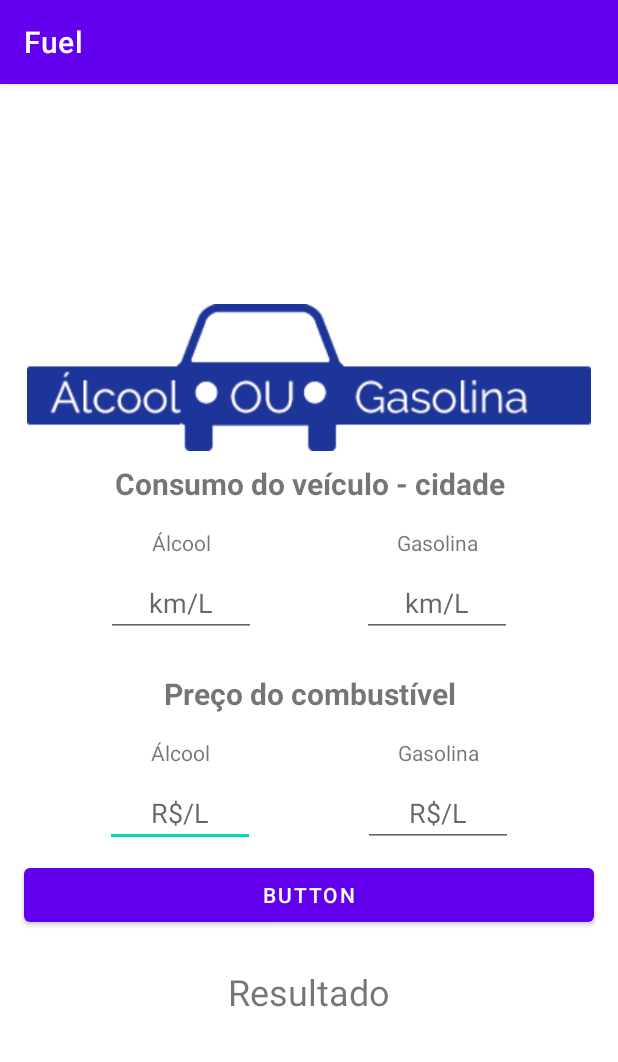
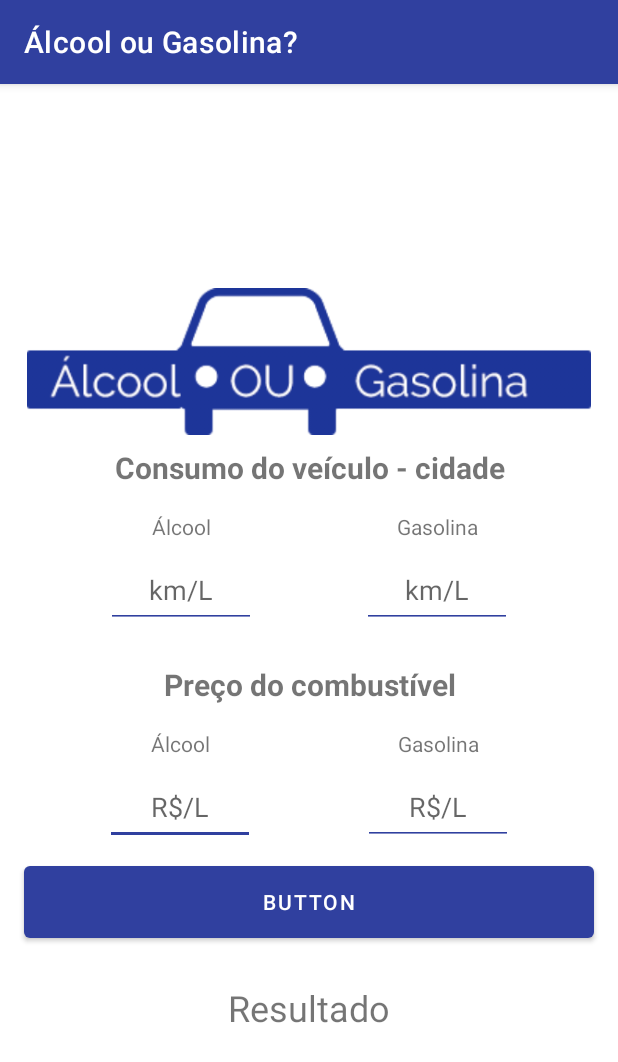
Before and after one commit to dbastosdev/AndroidProjects, an Android app: the screen it shows after launch (MainActivity), on a phone screen of 412 x 824 dp. Shown: the top 1062 px of the screen. Run offline under Robolectric (Android 15) with nearby library versions, the phone set to English and light mode, and no system bars.

Commit message:
interface finalizada

```diff
--- a/CursoAndroidJamiltonDamasceno/Fuel/app/src/main/java/com/example/fuel/MainActivity.java
+++ b/CursoAndroidJamiltonDamasceno/Fuel/app/src/main/java/com/example/fuel/MainActivity.java
@@ -11,4 +11,6 @@ public class MainActivity extends AppCompatActivity {
         super.onCreate(savedInstanceState);
         setContentView(R.layout.activity_main);
     }
+
+
 }
--- a/CursoAndroidJamiltonDamasceno/Fuel/app/src/main/res/layout/activity_main.xml
+++ b/CursoAndroidJamiltonDamasceno/Fuel/app/src/main/res/layout/activity_main.xml
@@ -10,16 +10,19 @@
     <EditText
         android:id="@+id/editTextNumberDecimal3"
         android:layout_width="100dp"
-        android:layout_height="wrap_content"
+        android:layout_height="50dp"
         android:layout_marginTop="8dp"
         android:ems="10"
-        android:hint="R$/L"
+        android:hint="@string/r_l"
         android:inputType="numberDecimal"
         android:textAlignment="center"
+        app:backgroundTint="@color/backgroundTint"
         app:layout_constraintEnd_toStartOf="@+id/editTextNumberDecimal2"
         app:layout_constraintHorizontal_bias="0.496"
         app:layout_constraintStart_toStartOf="parent"
-        app:layout_constraintTop_toBottomOf="@+id/textView6" />
+        app:layout_constraintTop_toBottomOf="@+id/textView6"
+        tools:ignore="TouchTargetSizeCheck,DuplicateSpeakableTextCheck,TextContrastCheck"
+        android:importantForAutofill="no" />
 
     <TextView
         android:id="@+id/textView4"
@@ -28,7 +31,7 @@
         android:layout_marginStart="16dp"
         android:layout_marginTop="24dp"
         android:layout_marginEnd="16dp"
-        android:text="Preço do combustível"
+        android:text="@string/textPrice"
         android:textAlignment="center"
         android:textSize="20sp"
         android:textStyle="bold"
@@ -42,7 +45,7 @@
         android:layout_width="100dp"
         android:layout_height="wrap_content"
         android:layout_marginTop="16dp"
-        android:text="Gasolina"
+        android:text="@string/gasolina"
         android:textAlignment="center"
         app:layout_constraintEnd_toEndOf="parent"
         app:layout_constraintHorizontal_bias="0.503"
@@ -54,7 +57,7 @@
         android:layout_width="100dp"
         android:layout_height="wrap_content"
         android:layout_marginTop="16dp"
-        android:text="Álcool"
+        android:text="@string/alcool"
         android:textAlignment="center"
         app:layout_constraintEnd_toStartOf="@+id/textView3"
         app:layout_constraintHorizontal_bias="0.496"
@@ -64,16 +67,19 @@
     <EditText
         android:id="@+id/editTextNumberDecimal4"
         android:layout_width="100dp"
-        android:layout_height="wrap_content"
+        android:layout_height="50dp"
         android:layout_marginTop="8dp"
         android:ems="10"
-        android:hint="R$/L"
+        android:hint="@string/r_l"
         android:inputType="numberDecimal"
         android:textAlignment="center"
+        app:backgroundTint="@color/backgroundTint"
         app:layout_constraintEnd_toEndOf="parent"
         app:layout_constraintHorizontal_bias="0.503"
         app:layout_constraintStart_toEndOf="@+id/editTextNumberDecimal"
-        app:layout_constraintTop_toBottomOf="@+id/textView5" />
+        app:layout_constraintTop_toBottomOf="@+id/textView5"
+        tools:ignore="TouchTargetSizeCheck,TextContrastCheck"
+        android:importantForAutofill="no" />
 
     <ImageView
         android:id="@+id/imageView"
@@ -81,6 +87,7 @@
         android:layout_height="98dp"
         android:layout_marginStart="16dp"
         android:layout_marginEnd="16dp"
+        android:contentDescription="@string/app_name"
         app:layout_constraintEnd_toEndOf="parent"
         app:layout_constraintStart_toStartOf="parent"
         app:layout_constraintTop_toTopOf="parent"
@@ -93,7 +100,7 @@
         android:layout_marginStart="16dp"
         android:layout_marginTop="8dp"
         android:layout_marginEnd="16dp"
-        android:text="Consumo do veículo - cidade"
+        android:text="@string/textapp"
         android:textAlignment="center"
         android:textSize="20sp"
         android:textStyle="bold"
@@ -106,7 +113,7 @@
         android:layout_width="100dp"
         android:layout_height="wrap_content"
         android:layout_marginTop="16dp"
-        android:text="Gasolina"
+        android:text="@string/gasolina"
         android:textAlignment="center"
         app:layout_constraintEnd_toEndOf="parent"
         app:layout_constraintHorizontal_bias="0.5"
@@ -118,7 +125,7 @@
         android:layout_width="100dp"
         android:layout_height="wrap_content"
         android:layout_marginTop="16dp"
-        android:text="Álcool"
+        android:text="@string/alcool"
         android:textAlignment="center"
         app:layout_constraintEnd_toStartOf="@+id/textView3"
         app:layout_constraintHorizontal_bias="0.5"
@@ -128,39 +135,46 @@
     <EditText
         android:id="@+id/editTextNumberDecimal"
         android:layout_width="100dp"
-        android:layout_height="wrap_content"
+        android:layout_height="50dp"
         android:layout_marginTop="8dp"
         android:ems="10"
-        android:hint="km/L"
+        android:hint="@string/km_l"
         android:inputType="numberDecimal"
         android:textAlignment="center"
+        app:backgroundTint="@color/backgroundTint"
         app:layout_constraintEnd_toStartOf="@+id/editTextNumberDecimal2"
         app:layout_constraintHorizontal_bias="0.5"
         app:layout_constraintStart_toStartOf="parent"
-        app:layout_constraintTop_toBottomOf="@+id/textView2" />
+        app:layout_constraintTop_toBottomOf="@+id/textView2"
+        tools:ignore="TouchTargetSizeCheck,TextContrastCheck,DuplicateSpeakableTextCheck"
+        android:importantForAutofill="no" />
 
     <EditText
         android:id="@+id/editTextNumberDecimal2"
         android:layout_width="100dp"
-        android:layout_height="wrap_content"
+        android:layout_height="50dp"
         android:layout_marginTop="8dp"
         android:ems="10"
-        android:hint="km/L"
+        android:hint="@string/km_l"
         android:inputType="numberDecimal"
         android:textAlignment="center"
+        app:backgroundTint="@color/backgroundTint"
         app:layout_constraintEnd_toEndOf="parent"
         app:layout_constraintHorizontal_bias="0.5"
         app:layout_constraintStart_toEndOf="@+id/editTextNumberDecimal"
-        app:layout_constraintTop_toBottomOf="@+id/textView3" />
+        app:layout_constraintTop_toBottomOf="@+id/textView3"
+        tools:ignore="TouchTargetSizeCheck,TextContrastCheck"
+        android:importantForAutofill="no" />
 
     <Button
         android:id="@+id/button"
         android:layout_width="0dp"
-        android:layout_height="wrap_content"
+        android:layout_height="60dp"
         android:layout_marginStart="16dp"
         android:layout_marginTop="8dp"
         android:layout_marginEnd="16dp"
-        android:text="Button"
+        android:text="@string/button"
+        app:backgroundTint="@color/backgroundTint"
         app:layout_constraintEnd_toEndOf="parent"
         app:layout_constraintStart_toStartOf="parent"
         app:layout_constraintTop_toBottomOf="@+id/editTextNumberDecimal3" />
@@ -172,7 +186,7 @@
         android:layout_marginStart="16dp"
         android:layout_marginTop="24dp"
         android:layout_marginEnd="16dp"
-        android:text="Resultado"
+        android:text="@string/result"
         android:textAlignment="center"
         android:textSize="24sp"
         app:layout_constraintEnd_toEndOf="parent"
--- a/CursoAndroidJamiltonDamasceno/Fuel/app/src/main/res/values/colors.xml
+++ b/CursoAndroidJamiltonDamasceno/Fuel/app/src/main/res/values/colors.xml
@@ -7,4 +7,5 @@
     <color name="teal_700">#FF018786</color>
     <color name="black">#FF000000</color>
     <color name="white">#FFFFFFFF</color>
+    <color name="backgroundTint">#30409F</color>
 </resources>
--- a/CursoAndroidJamiltonDamasceno/Fuel/app/src/main/res/values/strings.xml
+++ b/CursoAndroidJamiltonDamasceno/Fuel/app/src/main/res/values/strings.xml
@@ -1,3 +1,11 @@
 <resources>
-    <string name="app_name">Fuel</string>
+    <string name="app_name">Álcool ou Gasolina?</string>
+    <string name="result">Resultado</string>
+    <string name="button">Button</string>
+    <string name="km_l">km/L</string>
+    <string name="alcool">Álcool</string>
+    <string name="r_l">R$/L</string>
+    <string name="gasolina">Gasolina</string>
+    <string name="textapp">Consumo do veículo - cidade</string>
+    <string name="textPrice">Preço do combustível</string>
 </resources>
--- a/CursoAndroidJamiltonDamasceno/Fuel/app/src/main/res/values/themes.xml
+++ b/CursoAndroidJamiltonDamasceno/Fuel/app/src/main/res/values/themes.xml
@@ -2,13 +2,13 @@
     <!-- Base application theme. -->
     <style name="Theme.Fuel" parent="Theme.MaterialComponents.DayNight.DarkActionBar">
         <!-- Primary brand color. -->
-        <item name="colorPrimary">@color/purple_500</item>
+        <item name="colorPrimary">@color/backgroundTint</item>
         <item name="colorPrimaryVariant">@color/purple_700</item>
         <item name="colorOnPrimary">@color/white</item>
-        <!-- Secondary brand color. -->
+        <!-- Secondary brand color.
         <item name="colorSecondary">@color/teal_200</item>
         <item name="colorSecondaryVariant">@color/teal_700</item>
-        <item name="colorOnSecondary">@color/black</item>
+        <item name="colorOnSecondary">@color/black</item>-->
         <!-- Status bar color. -->
         <item name="android:statusBarColor" tools:targetApi="l">?attr/colorPrimaryVariant</item>
         <!-- Customize your theme here. -->
```
